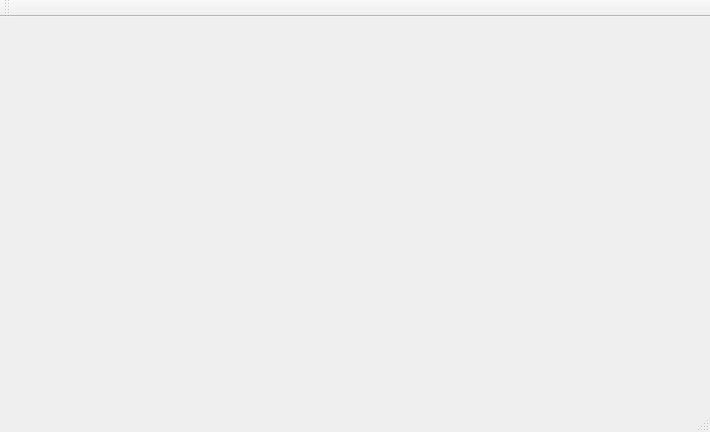
The window that ChatProject/ChatApp.ui (lmhmx/ChatProject) describes before a commit, drawn with Qt 5.
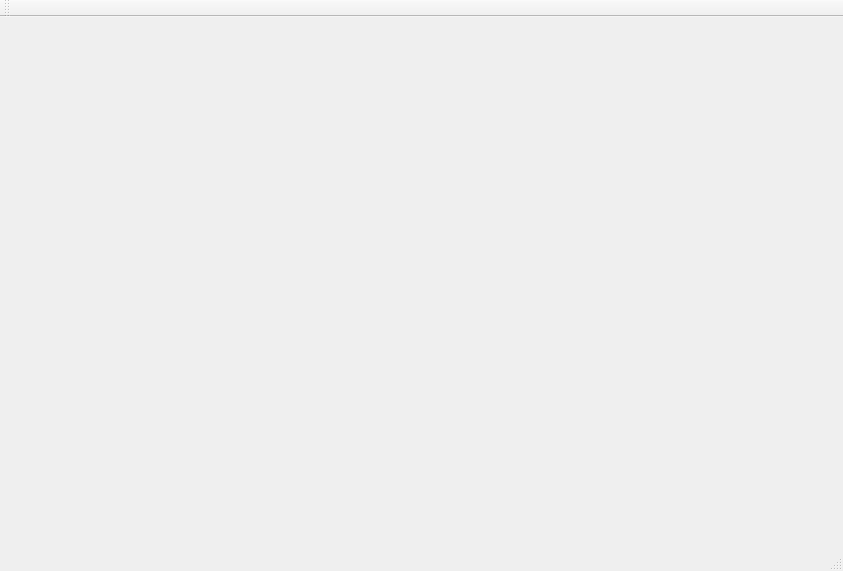
The same window after the commit.

Commit message: change the filters and add new message type

```diff
--- a/ChatProject/ChatApp.ui
+++ b/ChatProject/ChatApp.ui
@@ -6,8 +6,8 @@
    <rect>
     <x>0</x>
     <y>0</y>
-    <width>710</width>
-    <height>432</height>
+    <width>843</width>
+    <height>571</height>
    </rect>
   </property>
   <property name="windowTitle">
```
Left out of the diff: 2 changed lines with no effect on the pictures. The commit also changes 2 other files.
